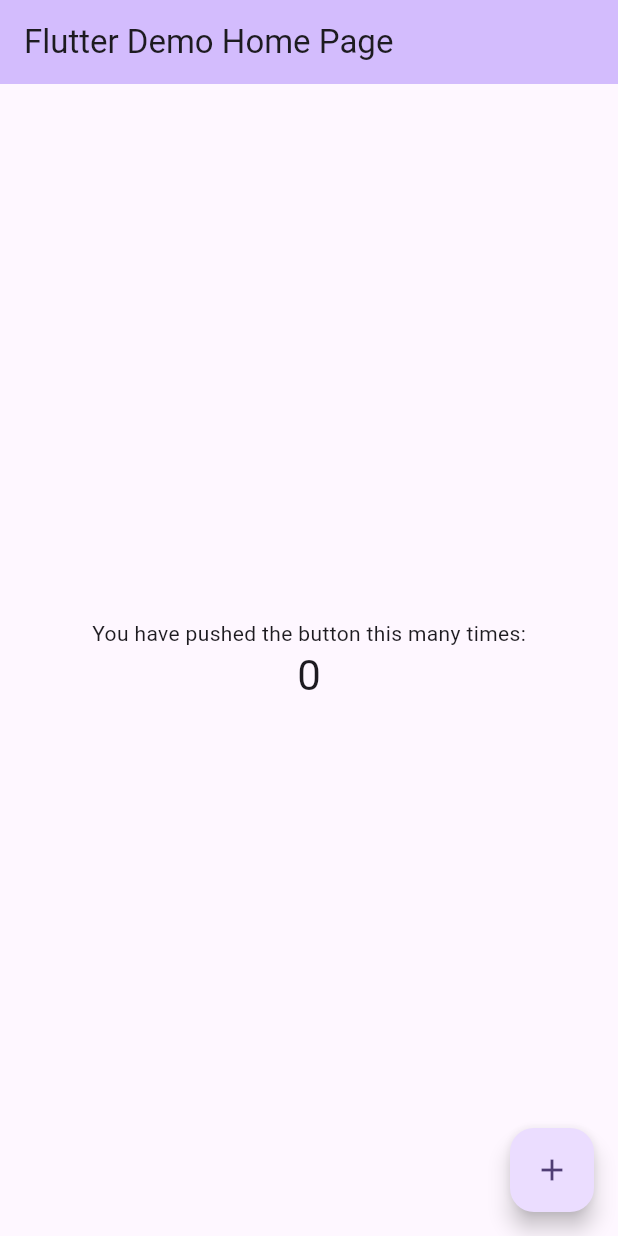
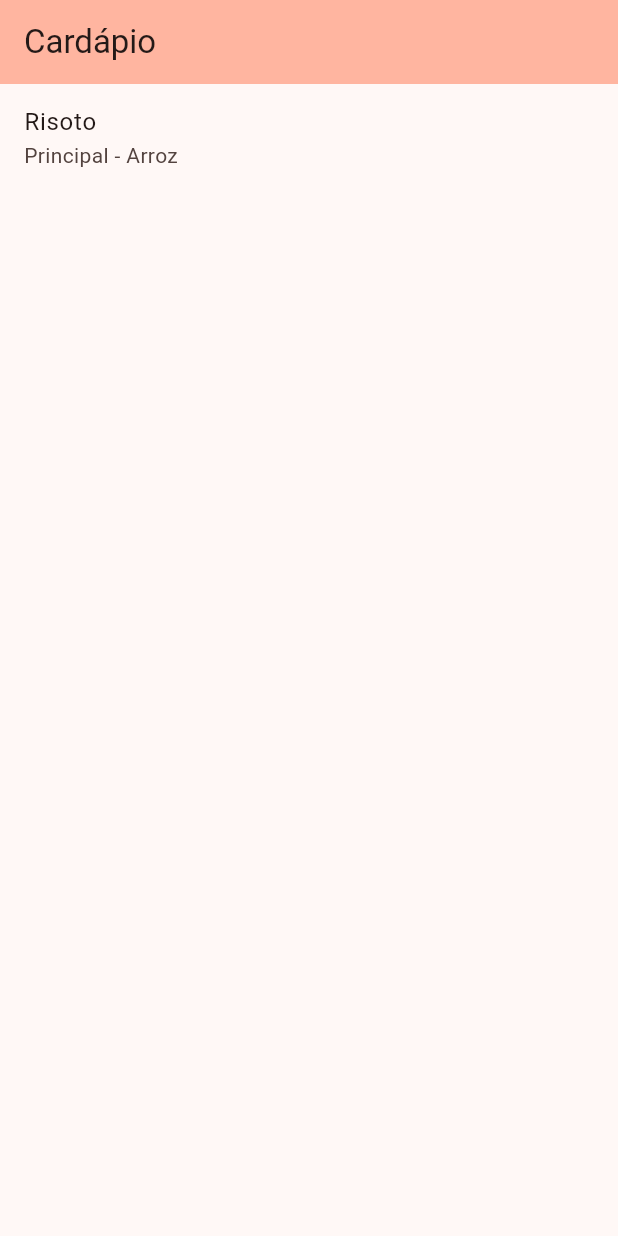
Before and after one commit to mths-machado/restaurante_app, a Flutter app: the screen it shows after launch, on a phone screen of 412 x 824 dp. Run offline on Flutter 3.47's test engine with Material 3 defaults, Android fonts, the phone set to English and light mode, and no system bars; our stand-ins replace material_ui.

Commit message:
projeto inicial e listagem dos pratos

```diff
--- a/lib/main.dart
+++ b/lib/main.dart
@@ -1,4 +1,5 @@
 import 'package:material_ui/material_ui.dart';
+import 'prato.dart';
 
 void main() {
   runApp(const MyApp());
@@ -7,116 +8,58 @@ void main() {
 class MyApp extends StatelessWidget {
   const MyApp({super.key});
 
-  // This widget is the root of your application.
   @override
   Widget build(BuildContext context) {
     return MaterialApp(
-      title: 'Flutter Demo',
+      title: 'Restaurante',
       theme: ThemeData(
-        // This is the theme of your application.
-        //
-        // TRY THIS: Try running your application with "flutter run". You'll see
-        // the application has a purple toolbar. Then, without quitting the app,
-        // try changing the seedColor in the colorScheme below to Colors.green
-        // and then invoke "hot reload" (save your changes or press the "hot
-        // reload" button in a Flutter-supported IDE, or press "r" if you used
-        // the command line to start the app).
-        //
-        // Notice that the counter didn't reset back to zero; the application
-        // state is not lost during the reload. To reset the state, use hot
-        // restart instead.
-        //
-        // This works for code too, not just values: Most code changes can be
-        // tested with just a hot reload.
-        colorScheme: .fromSeed(seedColor: Colors.deepPurple),
+        colorScheme: ColorScheme.fromSeed(seedColor: Colors.deepOrange),
       ),
-      home: const MyHomePage(title: 'Flutter Demo Home Page'),
+      home: const HomePage(),
     );
   }
 }
 
-class MyHomePage extends StatefulWidget {
-  const MyHomePage({super.key, required this.title});
-
-  // This widget is the home page of your application. It is stateful, meaning
-  // that it has a State object (defined below) that contains fields that affect
-  // how it looks.
-
-  // This class is the configuration for the state. It holds the values (in this
-  // case the title) provided by the parent (in this case the App widget) and
-  // used by the build method of the State. Fields in a Widget subclass are
-  // always marked "final".
-
-  final String title;
+class HomePage extends StatefulWidget {
+  const HomePage({super.key});
 
   @override
-  State<MyHomePage> createState() => _MyHomePageState();
+  State<HomePage> createState() => _HomePageState();
 }
 
-class _MyHomePageState extends State<MyHomePage> {
-  int _counter = 0;
-
-  void _incrementCounter() {
-    setState(() {
-      // This call to setState tells the Flutter framework that something has
-      // changed in this State, which causes it to rerun the build method below
-      // so that the display can reflect the updated values. If we changed
-      // _counter without calling setState(), then the build method would not be
-      // called again, and so nothing would appear to happen.
-      _counter++;
-    });
-  }
+class _HomePageState extends State<HomePage> {
+  // lista de pratos em memoria, ja comeca com um exemplo
+  List<Prato> lista = [
+    Prato(
+      prato: 'Risoto',
+      categoria: 'Principal',
+      ingrediente: 'Arroz',
+    ),
+  ];
 
   @override
   Widget build(BuildContext context) {
-    // This method is rerun every time setState is called, for instance as done
-    // by the _incrementCounter method above.
-    //
-    // The Flutter framework has been optimized to make rerunning build methods
-    // fast, so that you can just rebuild anything that needs updating rather
-    // than having to individually change instances of widgets.
     return Scaffold(
       appBar: AppBar(
-        // TRY THIS: Try changing the color here to a specific color (to
-        // Colors.amber, perhaps?) and trigger a hot reload to see the AppBar
-        // change color while the other colors stay the same.
+        title: const Text('Cardápio'),
         backgroundColor: Theme.of(context).colorScheme.inversePrimary,
-        // Here we take the value from the MyHomePage object that was created by
-        // the App.build method, and use it to set our appbar title.
-        title: Text(widget.title),
       ),
-      body: Center(
-        // Center is a layout widget. It takes a single child and positions it
-        // in the middle of the parent.
-        child: Column(
-          // Column is also a layout widget. It takes a list of children and
-          // arranges them vertically. By default, it sizes itself to fit its
-          // children horizontally, and tries to be as tall as its parent.
-          //
-          // Column has various properties to control how it sizes itself and
-          // how it positions its children. Here we use mainAxisAlignment to
-          // center the children vertically; the main axis here is the vertical
-          // axis because Columns are vertical (the cross axis would be
-          // horizontal).
-          //
-          // TRY THIS: Invoke "debug painting" (choose the "Toggle Debug Paint"
-          // action in the IDE, or press "p" in the console), to see the
-          // wireframe for each widget.
-          mainAxisAlignment: .center,
-          children: [
-            const Text('You have pushed the button this many times:'),
-            Text(
-              '$_counter',
-              style: Theme.of(context).textTheme.headlineMedium,
+      // se nao tiver nenhum prato mostra a mensagem
+      body: lista.isEmpty
+          ? const Center(
+              child: Text('Nenhum prato cadastrado'),
+            )
+          : ListView.builder(
+              itemCount: lista.length,
+              itemBuilder: (context, i) {
+                // pega o prato da lista
+                Prato p = lista[i];
+                return ListTile(
+                  title: Text(p.prato),
+                  subtitle: Text('${p.categoria} - ${p.ingrediente}'),
+                );
+              },
             ),
-          ],
-        ),
-      ),
-      floatingActionButton: FloatingActionButton(
-        onPressed: _incrementCounter,
-        tooltip: 'Increment',
-        child: const Icon(Icons.add),
-      ),
     );
   }
 }
--- /dev/null
+++ b/lib/prato.dart
@@ -0,0 +1,12 @@
+// modelo de prato do restaurante
+class Prato {
+  String prato;
+  String categoria;
+  String ingrediente;
+
+  Prato({
+    required this.prato,
+    required this.categoria,
+    required this.ingrediente,
+  });
+}
```
